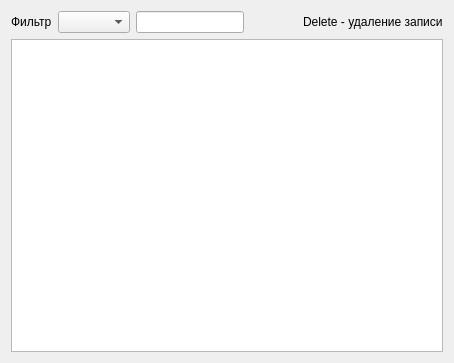
First picture: the form in dbjornal.ui, repository vlarry/emulator, before the edit.
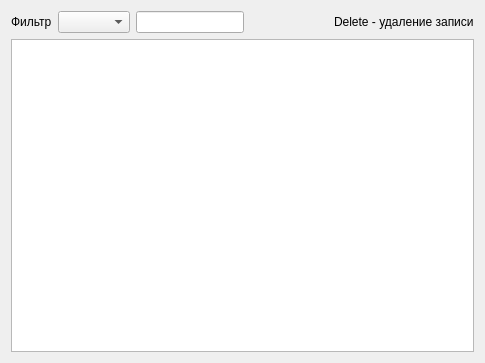
Second picture: the form after the edit.

Commit message: Исправление сворачивания окон журналов (убран указатель на родительское окно).

```diff
--- a/dbjornal.ui
+++ b/dbjornal.ui
@@ -9,7 +9,7 @@
    <rect>
     <x>0</x>
     <y>0</y>
-    <width>454</width>
+    <width>485</width>
     <height>363</height>
    </rect>
   </property>
```
The commit also changes 2 other files.
